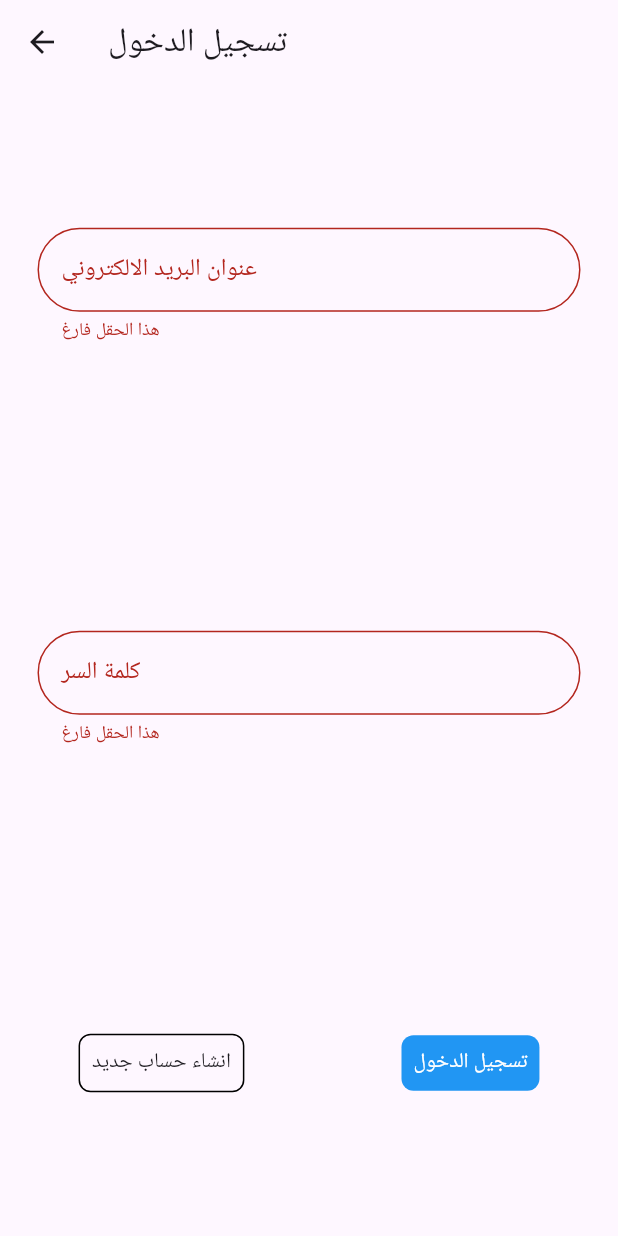
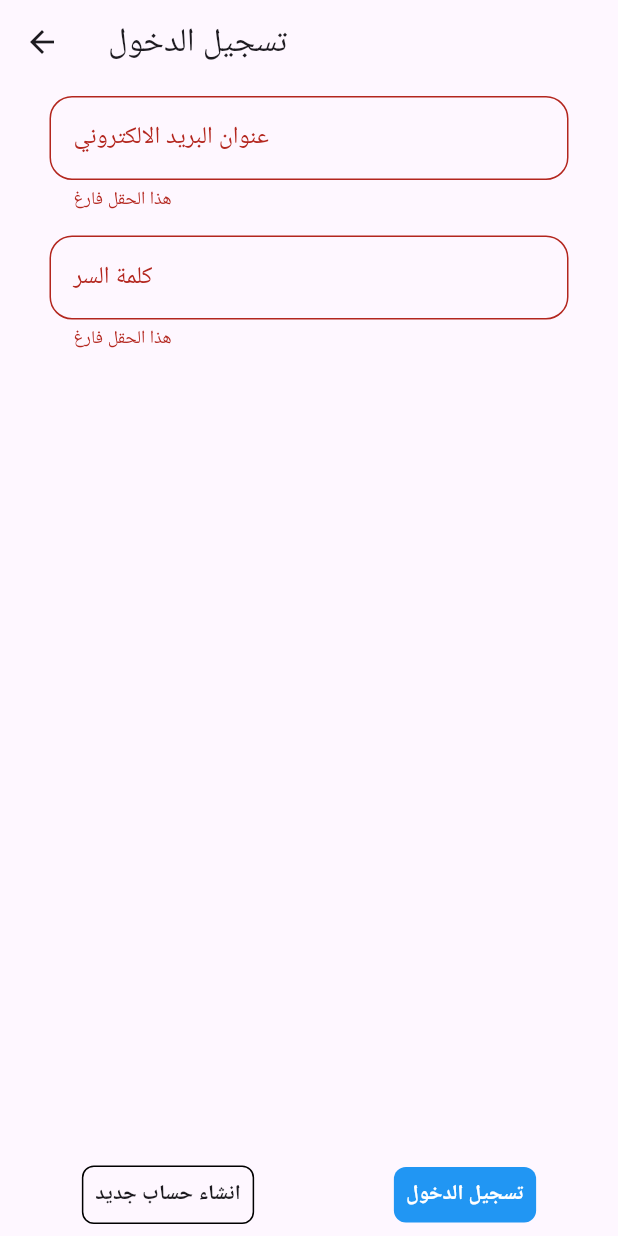
Before and after one commit to Zomcules/sh_samsarah, a Flutter app: the SignInPage screen opened directly, on a phone screen of 412 x 824 dp. Run offline on Flutter 3.47's test engine with Material 2 defaults, Android fonts, the light colour scheme and no system bars; our stand-ins replace cloud_firestore, firebase_auth, firebase_core, hive; missing offline and left inert: firebase_ui_auth, flutter_osm_plugin; accounts and stored records are empty; network calls fail.

Commit message:
auth_flow going well :)

```diff
--- a/lib/auth_flow/sign_in.dart
+++ b/lib/auth_flow/sign_in.dart
@@ -1,5 +1,7 @@
 import 'package:firebase_auth/firebase_auth.dart';
 import 'package:flutter/material.dart';
+import 'package:samsarah/auth_flow/error_handler.dart';
+import 'package:samsarah/auth_flow/my_profile_page.dart';
 import 'package:samsarah/modules/account_info.dart';
 import 'package:samsarah/services/auth_service.dart';
 import 'package:samsarah/services/firestore_service.dart';
@@ -18,10 +20,10 @@ class SignInPage extends StatefulWidget {
 class _SignInPageState extends State<SignInPage> {
   final key = GlobalKey<FormState>();
   final auth = AuthService().firebaseAuth;
-  late String email;
-  late String password;
-  late String password2;
-  late String username;
+  String email = "";
+  String password = "";
+  String password2 = "";
+  String username = "";
   bool createNew = false;
   @override
   Widget build(BuildContext context) {
@@ -32,22 +34,36 @@ class _SignInPageState extends State<SignInPage> {
           title: const Text("تسجيل الدخول"),
         ),
         body: Column(
-          mainAxisAlignment: MainAxisAlignment.spaceAround,
+          mainAxisAlignment: MainAxisAlignment.spaceBetween,
           children: !createNew
               ? [
-                  MyTextFormField(
+                  Expanded(
+                    child: ListView(children: [
+                      Column(children: [
+                        Padding(
+                          padding: const EdgeInsets.all(8.0),
+                          child: MyTextFormField(
                               onSaved: (value) => email = value!,
                               validator: validator,
                               keyboardType: TextInputType.emailAddress,
                               labelText: "عنوان البريد الالكتروني",
                               pppType: PPPType.createNew),
-                  MyTextFormField(
+                        ),
+                        Padding(
+                          padding: const EdgeInsets.all(8.0),
+                          child: MyTextFormField(
                               onSaved: (value) => password = value!,
                               validator: validator,
                               keyboardType: TextInputType.visiblePassword,
                               labelText: "كلمة السر",
                               pppType: PPPType.createNew),
-                  Row(
+                        ),
+                      ]),
+                    ]),
+                  ),
+                  Padding(
+                    padding: const EdgeInsets.all(8.0),
+                    child: Row(
                       mainAxisAlignment: MainAxisAlignment.spaceAround,
                       children: [
                         MyButton(
@@ -61,34 +77,63 @@ class _SignInPageState extends State<SignInPage> {
                             raised: true,
                             title: "تسجيل الدخول"),
                       ],
+                    ),
                   )
                 ]
-              : [
-                  MyTextFormField(
+              :
+              /////////////////////////////////////////////////////////////////////////
+              [
+                  Expanded(
+                    child: ListView(
+                      children: [
+                        Column(
+                          children: [
+                            Padding(
+                              padding: const EdgeInsets.all(8.0),
+                              child: MyTextFormField(
                                   onSaved: (value) => username = value!,
                                   validator: validator,
                                   keyboardType: TextInputType.name,
                                   labelText: "الاسم",
                                   pppType: PPPType.createNew),
-                  MyTextFormField(
+                            ),
+                            Padding(
+                              padding: const EdgeInsets.all(8.0),
+                              child: MyTextFormField(
                                   onSaved: (value) => email = value!,
                                   validator: validator,
                                   keyboardType: TextInputType.emailAddress,
                                   labelText: "البريد الالكتروني",
                                   pppType: PPPType.createNew),
-                  MyTextFormField(
+                            ),
+                            Padding(
+                              padding: const EdgeInsets.all(8.0),
+                              child: MyTextFormField(
                                   onSaved: (value) => password = value!,
                                   validator: validator,
                                   keyboardType: TextInputType.name,
                                   labelText: "كلمة السر",
                                   pppType: PPPType.createNew),
-                  MyTextFormField(
+                            ),
+                            Padding(
+                              padding: const EdgeInsets.all(8.0),
+                              child: MyTextFormField(
                                   onSaved: (value) => password2 = value!,
-                      validator: validator,
+                                  validator: (value) => password == value
+                                      ? null
+                                      : "كلمة السر غير متطابقة",
                                   keyboardType: TextInputType.name,
                                   labelText: "أعد كتابة كلمة السر",
                                   pppType: PPPType.createNew),
-                  Row(
+                            ),
+                          ],
+                        )
+                      ],
+                    ),
+                  ),
+                  Padding(
+                    padding: const EdgeInsets.all(8.0),
+                    child: Row(
                       mainAxisAlignment: MainAxisAlignment.spaceAround,
                       children: [
                         MyButton(
@@ -104,6 +149,7 @@ class _SignInPageState extends State<SignInPage> {
                             raised: true,
                             title: "انشاء الحساب"),
                       ],
+                    ),
                   )
                 ],
         ),
@@ -116,15 +162,10 @@ class _SignInPageState extends State<SignInPage> {
     try {
       await auth.signInWithEmailAndPassword(email: email, password: password);
       if (mounted) {
-        pop(context, null);
+        pushReplacement(context, const MyProfilePage());
       }
     } on FirebaseAuthException catch (e) {
-      showDialog(
-        context: context,
-        builder: (context) => AlertDialog(
-          content: Text(e.code),
-        ),
-      );
+      alert(context, handleError(e));
     }
   }
 
@@ -144,10 +185,10 @@ class _SignInPageState extends State<SignInPage> {
                 currency: 0,
                 savedProducts: []));
         if (mounted) {
-          pop(context, null);
+          pushReplacement(context, const MyProfilePage());
         }
       } on FirebaseAuthException catch (e) {
-        alert(context, e.code);
+        alert(context, handleError(e));
       }
     } else {
       alert(context, "كلمة السر غير متطابقة");
--- a/lib/main.dart
+++ b/lib/main.dart
@@ -1,19 +1,15 @@
 import 'package:firebase_core/firebase_core.dart';
 import 'package:flutter/material.dart';
-import 'package:samsarah/services/auth_service.dart';
-import 'package:samsarah/services/firestore_service.dart';
 import 'package:samsarah/pages/tab/home_page.dart';
 
 void main() async {
   WidgetsFlutterBinding.ensureInitialized();
   await Firebase.initializeApp();
-  runApp(MyApp());
+  runApp(const MyApp());
 }
 
 class MyApp extends StatelessWidget {
-  MyApp({super.key});
-  final auth = AuthService();
-  final store = FireStoreService();
+  const MyApp({super.key});
 
   @override
   Widget build(BuildContext context) {
--- a/lib/pages/tab/map_tab/map_tab.dart
+++ b/lib/pages/tab/map_tab/map_tab.dart
@@ -5,7 +5,6 @@ import 'package:samsarah/services/auth_service.dart';
 import 'package:samsarah/services/firestore_service.dart';
 import 'package:samsarah/util/product_info/product_preview_page.dart';
 import 'package:samsarah/util/product_info/product_preview_page/fields/ppp_floating_button.dart';
-import 'package:samsarah/util/tools/extensions.dart';
 
 import '../../../util/tools/poppers_and_pushers.dart';
 
@@ -29,7 +28,7 @@ class _MapTabState extends State<MapTab> with AutomaticKeepAliveClientMixin {
   Future<void> addGeoPoints() async {
     var points = (await FireStoreService().productCollection.get())
         .docs
-        .translate((element) => element.data().geopoint);
+        .map((element) => element.data().geopoint);
     for (var element in points) {
       mapController.addMarker(element,
           markerIcon: const MarkerIcon(
--- a/lib/util/tools/my_button.dart
+++ b/lib/util/tools/my_button.dart
@@ -22,7 +22,8 @@ class MyButton extends StatelessWidget {
             border: !raised ? Border.all() : null),
         child: Text(
           title,
-          style: TextStyle(color: raised ? Colors.white : null),
+          style: TextStyle(
+              color: raised ? Colors.white : null, fontWeight: FontWeight.bold),
         ),
       ),
     );
--- a/lib/util/tools/my_text_form_field.dart
+++ b/lib/util/tools/my_text_form_field.dart
@@ -39,7 +39,7 @@ class _MyTextFormFieldState extends State<MyTextFormField>
         keyboardType: widget.keyboardType,
         //textDirection: TextDirection.rtl,
         decoration: InputDecoration(
-          border: OutlineInputBorder(borderRadius: BorderRadius.circular(50)),
+          border: OutlineInputBorder(borderRadius: BorderRadius.circular(15)),
           labelText: widget.labelText,
         ),
         onSaved: widget.onSaved,
```
Also changed, not shown: lib/auth_flow/activate_voucher.dart (added, +65 -0 lines), lib/auth_flow/error_handler.dart (added, +182 -0 lines), lib/auth_flow/my_profile_page.dart (+72 -7 lines), lib/services/firestore_service.dart (+31 -3 lines), lib/util/tools/extensions.dart (+9 -9 lines), lib/util/tools/poppers_and_pushers.dart (+7 -3 lines), 1 other file. Lines whose indentation alone changed are shown as unchanged.
